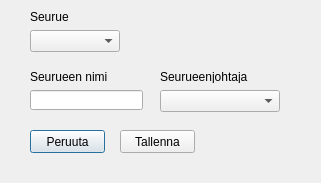
The window that editPartyDialog.ui (eeroleppalehto/Jahtirekisteri) describes before a commit, drawn with Qt 5.
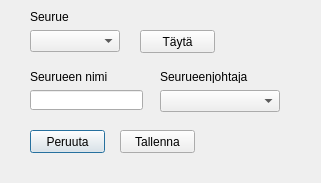
The same window after the commit.

Commit message: Addition of populate button

Patch:
```diff
--- a/editPartyDialog.ui
+++ b/editPartyDialog.ui
@@ -108,6 +108,19 @@
     <string>Seurueenjohtaja</string>
    </property>
   </widget>
+  <widget class="QPushButton" name="editPartyPopulatePushButton">
+   <property name="geometry">
+    <rect>
+     <x>140</x>
+     <y>30</y>
+     <width>75</width>
+     <height>23</height>
+    </rect>
+   </property>
+   <property name="text">
+    <string>Täytä</string>
+   </property>
+  </widget>
  </widget>
  <resources/>
  <connections/>
```
